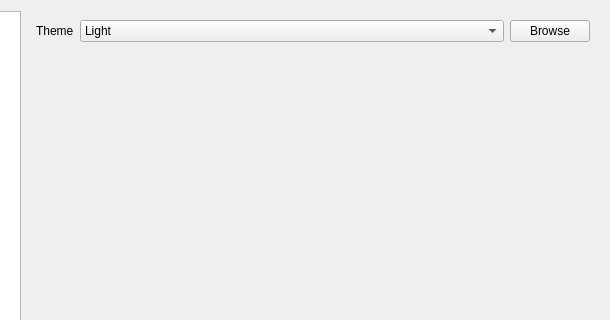
Qt form settingsdialog.ui (Technohamster-py/dm-assist) before a commit; both pictures show x 290 to 900 and y 0 to 320 of the 900 by 703 pixel window.
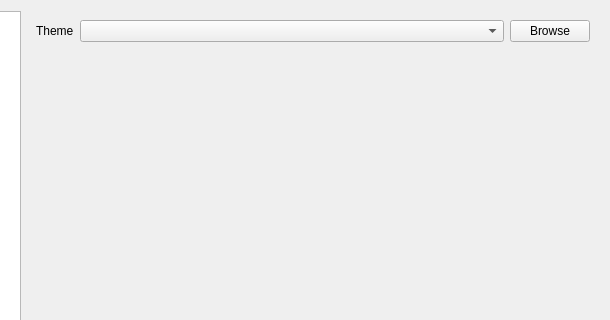
The same form after that commit. Icons and pictures are not drawn.

Commit message: Исправлен баг с применением пресетов тем

Diff of the .ui file:
```diff
--- a/settingsdialog.ui
+++ b/settingsdialog.ui
@@ -168,16 +168,6 @@
                <verstretch>0</verstretch>
               </sizepolicy>
              </property>
-             <item>
-              <property name="text">
-               <string>Light</string>
-              </property>
-             </item>
-             <item>
-              <property name="text">
-               <string>Dark</string>
-              </property>
-             </item>
             </widget>
            </item>
            <item>
```
The commit also changes 2 other files.
